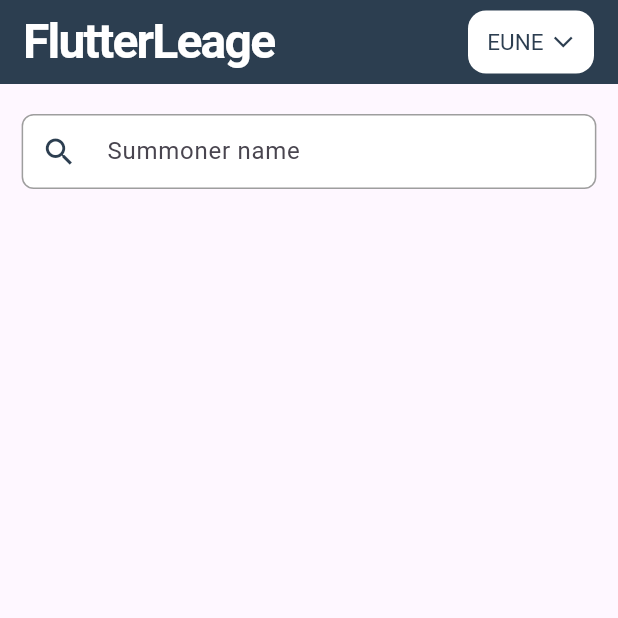
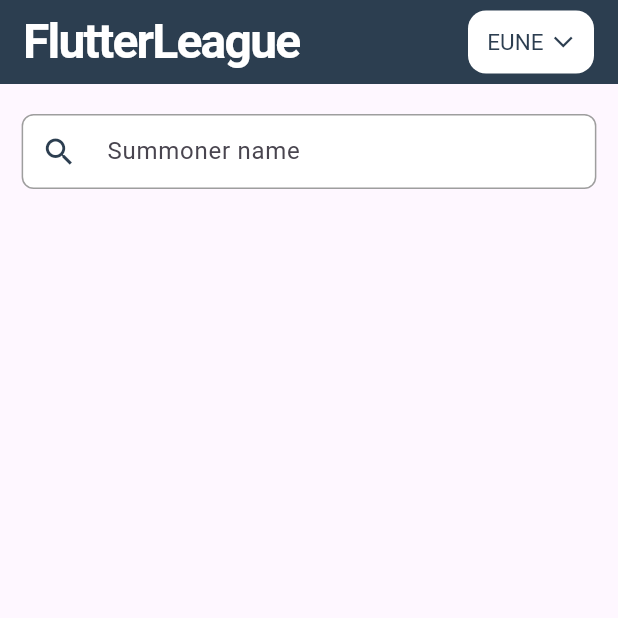
Before and after one commit to csuka1219/Flutter_League, a Flutter app: the screen it shows after launch, on a phone screen of 412 x 824 dp, the top half of it. Run offline on Flutter 3.47's test engine with Material 3 defaults, Android fonts, the phone set to English and light mode, and no system bars; our stand-ins replace flutter_svg, shared_preferences, tuple.

Commit message:
League typo fix
B)

```diff
--- a/flutter_league/lib/widgets/custom_appbar.dart
+++ b/flutter_league/lib/widgets/custom_appbar.dart
@@ -87,7 +87,7 @@ class CustomAppBar extends StatelessWidget {
     // Returns an Expanded widget that contains the app title as a Text widget
     return Expanded(
       child: Text(
-        'FlutterLeage',
+        'FlutterLeague',
         style: TextStyle(
           color: ColorPalette().secondary,
           fontSize: 32.0,
```
